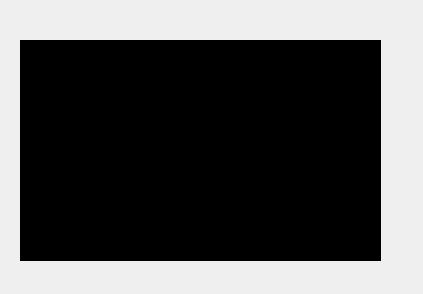
Before: the Qt Designer form show_wgt.ui in WeiMuYang/video-player, drawn with Qt 5.
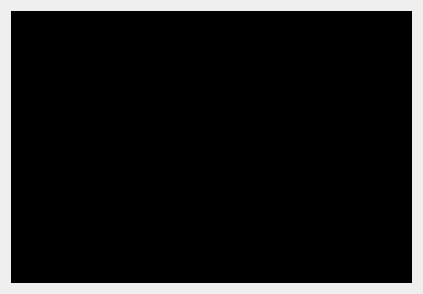
After: the same form once the commit is applied.

```diff
--- a/show_wgt.ui
+++ b/show_wgt.ui
@@ -13,15 +13,9 @@
   <property name="windowTitle">
    <string>Form</string>
   </property>
+  <layout class="QVBoxLayout" name="verticalLayout">
+   <item>
   <widget class="QLabel" name="label">
-   <property name="geometry">
-    <rect>
-     <x>20</x>
-     <y>40</y>
-     <width>361</width>
-     <height>221</height>
-    </rect>
-   </property>
    <property name="styleSheet">
     <string notr="true">background-color: rgb(0, 0, 0);</string>
    </property>
@@ -32,6 +26,8 @@
     <set>Qt::AlignCenter</set>
    </property>
   </widget>
+   </item>
+  </layout>
  </widget>
  <resources/>
  <connections/>
```
Lines whose indentation alone changed are shown as unchanged.
